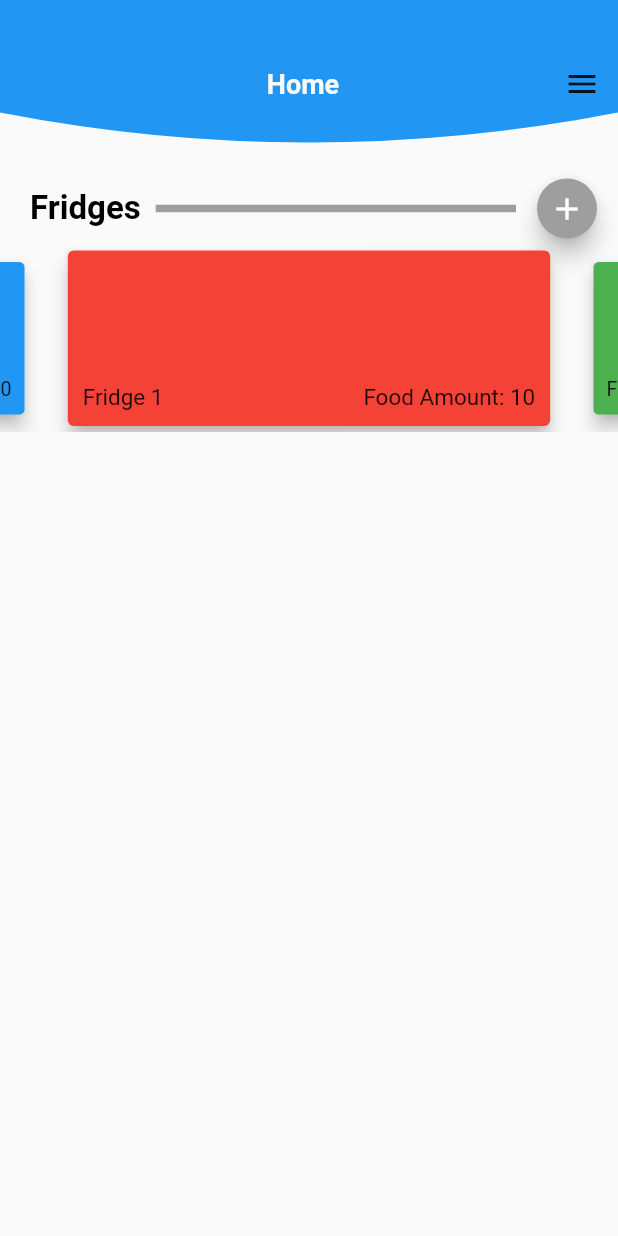
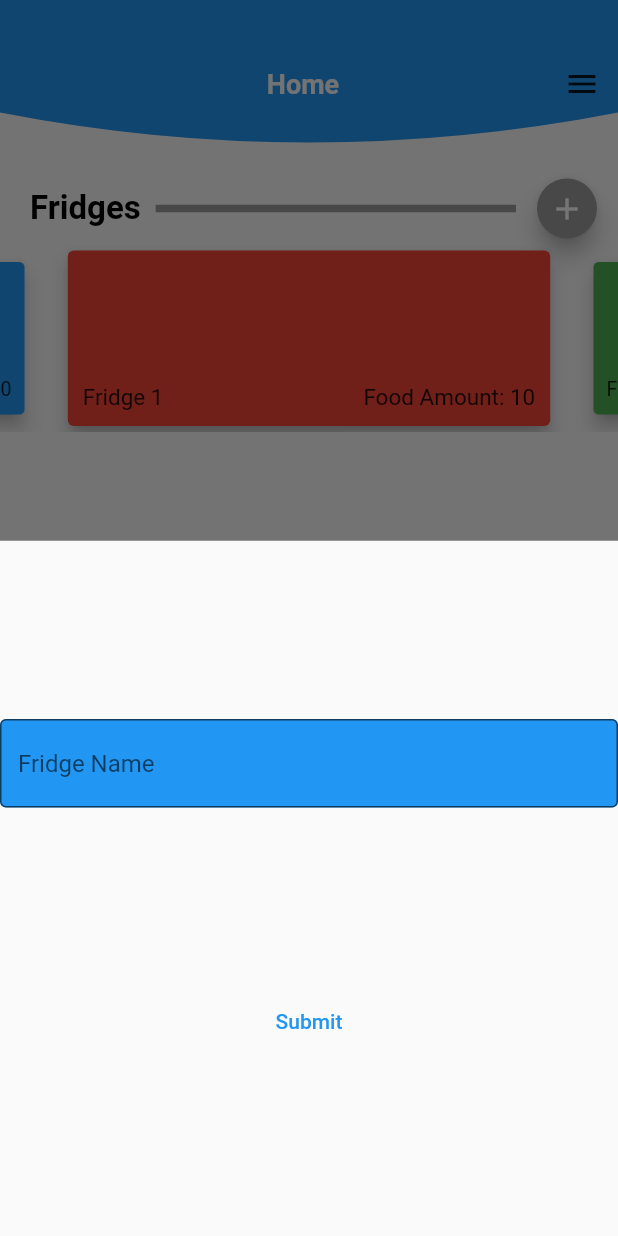
Before and after one commit to SideProjectHub/KitchenReceiptDatabase, a Flutter app: the HomePage screen opened directly, after a tap on the "add" icon, on a phone screen of 412 x 824 dp. Run offline on Flutter 3.47's test engine with Material 2 defaults, Android fonts, the phone set to English and light mode, and no system bars; drawn by our look-alikes of carousel_slider; our stand-ins replace avatar_glow, firebase_auth, flutter_signin_button, google_sign_in, image_picker, material_floating_search_bar and 1 more; missing offline and left inert: dart:js, firebase_auth_web, firebase_core_web, google_sign_in_web, image_picker_for_web, mongo_dart; accounts and stored records are empty.

Commit message:
added the fridges to users

```diff
--- a/frontend/lib/screens/HomePage/home_page.dart
+++ b/frontend/lib/screens/HomePage/home_page.dart
@@ -1,9 +1,18 @@
+import 'dart:js';
+
 import 'package:flutter/material.dart';
 import 'package:project/screens/HomePage/components/fridge_card.dart';
 import 'package:project/screens/HomePage/components/fridge_dashboard.dart';
 import 'package:project/widgets/custom_app_bar.dart';
 import 'package:project/widgets/kitchen_drawer.dart';
 import 'package:project/widgets/profile_pic.dart';
+import 'package:provider/provider.dart';
+import '../../app/models/kartUser.dart';
+
+
+import 'dart:async';
+import 'package:http/http.dart' as http;
+import 'dart:convert';
 
 class HomePage extends StatelessWidget {
   const HomePage({Key? key}) : super(key: key);
@@ -62,7 +71,9 @@ class HomePage extends StatelessWidget {
                 Container(
                     margin: EdgeInsets.only(left: 10, right: 10),
                     child: FloatingActionButton(
-                        onPressed: _AddFridge,
+                        onPressed: () {
+                          _AddFridge(context);
+                        },
                         backgroundColor: Colors.grey,
                         child: const Icon(Icons.add),
                         mini: true)),
@@ -76,7 +87,53 @@ class HomePage extends StatelessWidget {
     );
   }
 
-  void _AddFridge() {
-    return;
+  void postFridge(context, fridgeName) async
+  {
+    var uid = Provider.of<kartUser?>(context, listen:false)?.uid;
+    print(fridgeName.toString());
+    Map<String, dynamic> body = {
+      "fridgeName": fridgeName.toString(),
+    };
+    final response = await http.post(
+      Uri.parse("http://localhost:4000/routes/addfridge/$uid"),
+      headers: {
+        'Content-Type': 'application/json',
+        'Accept': 'application/json'
+      },
+      body: json.encode(body),
+    );
+    print(response.body);
+  }
+
+  void _AddFridge(context) {
+    showModalBottomSheet(context: context, builder: (BuildContext bc){
+      TextEditingController fridgeName = new TextEditingController();
+      return Container(
+        child: StatefulBuilder(
+          builder: (BuildContext context, StateSetter stateSetter){
+            return Column(
+              mainAxisAlignment: MainAxisAlignment.spaceEvenly,
+              children:[
+                TextField(
+                  controller: fridgeName,
+                  decoration: InputDecoration(
+                    fillColor: Colors.blue,
+                    filled: true,
+                    border: OutlineInputBorder(),
+                    hintText: 'Fridge Name'
+                  ),
+                ),
+                TextButton(
+                  style: ButtonStyle(
+                    foregroundColor: MaterialStateProperty.all<Color>(Colors.blue),
+                  ),
+                  onPressed: () => postFridge(context, fridgeName.text),
+                  child: Text('Submit'),
+                ),
+              ]
+            );
+          }),
+      );
+    });
   }
 }
```
Also changed, not shown: frontend/lib/screens/FoodPage/Components/food_methods.dart (+4 -4 lines), 5 other files.
